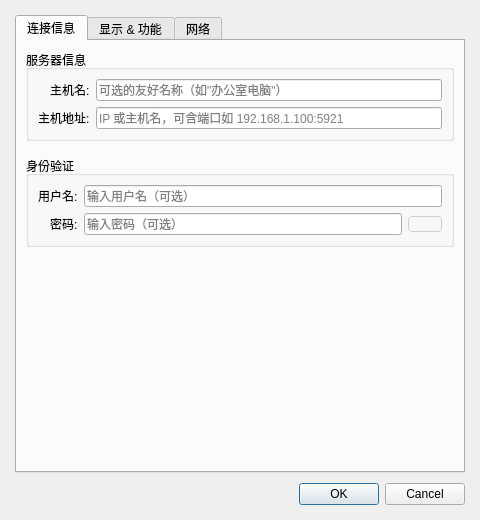
Old version of the form src/ui/connectiondialog.ui in the repository JiaYongChen/CrossRemoteDesktop.
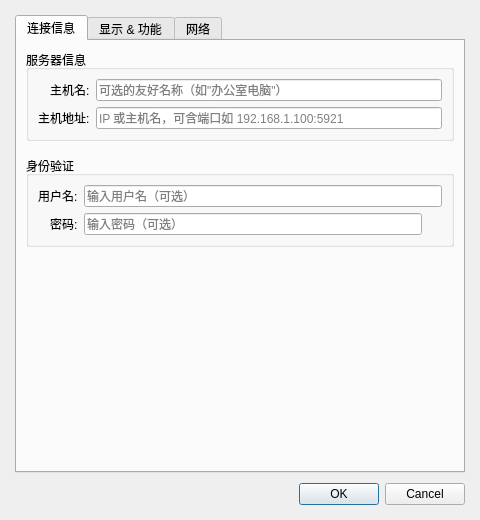
New version of the form. Icons and pictures are not drawn.

Commit message: style: 密码按钮限制为 iconSize 14x14，无边框无缩放，图标不变

Patch:
```diff
--- a/src/ui/connectiondialog.ui
+++ b/src/ui/connectiondialog.ui
@@ -41,19 +41,7 @@
           <item row="1" column="1">
            <layout class="QHBoxLayout" name="passwordLayout">
             <item><widget class="QLineEdit" name="passwordLineEdit"><property name="echoMode"><enum>QLineEdit::Password</enum></property><property name="placeholderText"><string>输入密码（可选）</string></property></widget></item>
-            <item><widget class="QPushButton" name="togglePasswordBtn"><property name="sizePolicy"><sizepolicy hsizetype="Fixed" vsizetype="Fixed"><horstretch>0</horstretch><verstretch>0</verstretch></sizepolicy></property><property name="fixedWidth"><number>14</number></property><property name="fixedHeight"><number>14</number></property><property name="toolTip"><string>显示/隐藏密码</string></property><property name="styleSheet"><string>QPushButton#togglePasswordBtn {
-	background-color: transparent;
-	border: 1px solid #cfcfcf;
-	border-radius: 4px;
-	padding: 0;
-}
-QPushButton#togglePasswordBtn:hover {
-	background-color: #f0f0f0;
-}
-QPushButton#togglePasswordBtn[revealed=&quot;true&quot;] {
-	background-color: #0078d4;
-	border-color: #0078d4;
-}</string></property></widget></item>
+            <item><widget class="QPushButton" name="togglePasswordBtn"><property name="sizePolicy"><sizepolicy hsizetype="Fixed" vsizetype="Fixed"><horstretch>0</horstretch><verstretch>0</verstretch></sizepolicy></property><property name="fixedWidth"><number>14</number></property><property name="fixedHeight"><number>14</number></property><property name="toolTip"><string>显示/隐藏密码</string></property><property name="styleSheet"><string>QPushButton#togglePasswordBtn { background-color: transparent; border: none; padding: 0; min-width: 14px; max-width: 14px; min-height: 14px; max-height: 14px; }</string></property></widget></item>
            </layout>
           </item>
          </layout>
```
The commit also changes 3 other files.
